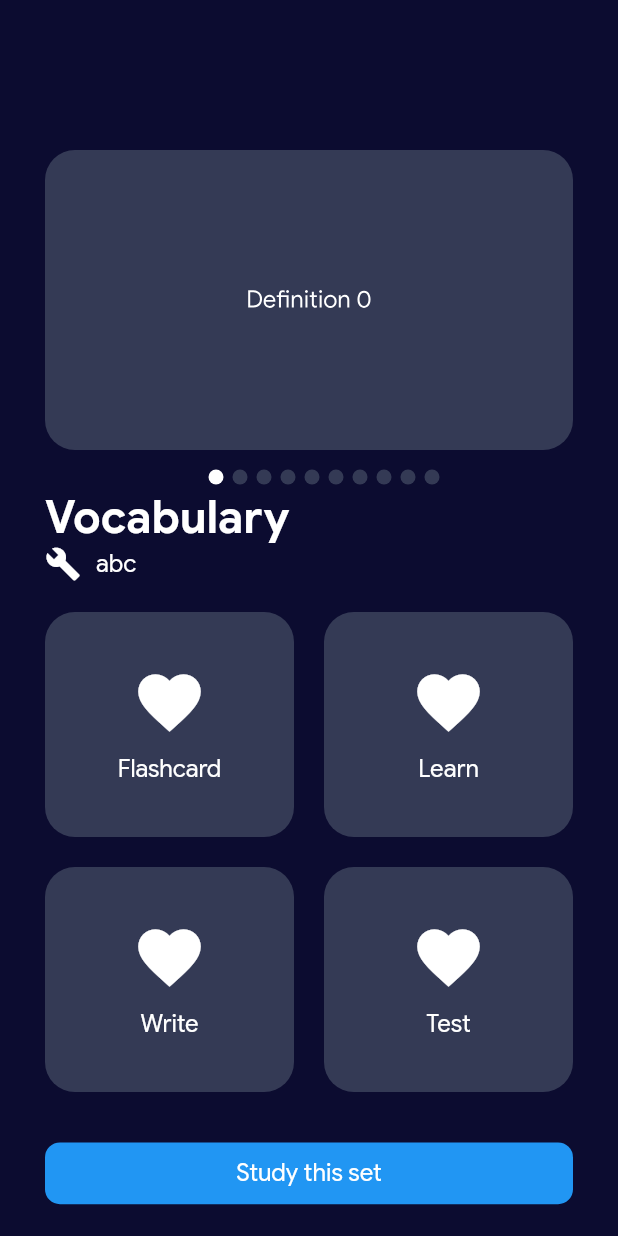
After one commit to vanh2604/quizlet-clone, a Flutter app: the DetailSetScreen screen opened directly, after a tap on an icon or button, on a phone screen of 412 x 824 dp. The commit adds this screen. Run offline on Flutter 3.47's test engine with Material 2 defaults, Android fonts, the phone set to English and light mode, and no system bars; our stand-ins replace auto_size_text, carousel_slider, page_transition; network calls fail.

Commit message:
set and detail_set

```diff
--- /dev/null
+++ b/lib/screens/set_screens/detail_set_screen.dart
@@ -0,0 +1,169 @@
+import 'dart:math';
+import 'package:flutter/material.dart';
+import 'package:quizlet/widgets/app_text.dart';
+import 'package:quizlet/widgets/flip_term_card.dart';
+import 'package:quizlet/widgets/learn_custom_button.dart';
+
+import '../../widgets/term_card.dart';
+
+class DetailSetScreen extends StatefulWidget {
+  const DetailSetScreen({Key? key}) : super(key: key);
+
+  @override
+  State<DetailSetScreen> createState() => _DetailSetScreenState();
+}
+
+class _DetailSetScreenState extends State<DetailSetScreen> {
+  late PageController _questionController;
+  int activeQuestion = 0;
+
+  @override
+  void initState() {
+    super.initState();
+    _questionController = PageController(viewportFraction: 0.8, initialPage: 1);
+  }
+
+  @override
+  Widget build(BuildContext context) {
+    // Fake data
+    final List<Map<String, dynamic>> _question = List.generate(10, (index) => {
+      'username': 'Person #$index',
+      'terms': Random().nextInt(100) + 1,
+      'title': 'Title $index',
+      'definition': 'Definition $index'
+    });
+
+    Map<String, dynamic> _setCard = {
+      'username' : 'abc',
+      'nameSet': 'Vocabulary',
+      'avatar': ''
+    };
+
+    return Scaffold(
+      backgroundColor: Color.fromRGBO(12, 12, 48, 1),
+      body: Column(
+        children: [
+          Container(
+            height: MediaQuery.of(context).size.height*0.9,
+            child: SingleChildScrollView(
+              child: Container(
+                padding: EdgeInsets.fromLTRB(30,100,10,30),
+                child: Column(
+                  crossAxisAlignment: CrossAxisAlignment.start,
+                  children: [
+                    // carousel card
+                    Container(
+                      height: 200,
+                      width: MediaQuery.of(context).size.width,
+                      child: GestureDetector(
+                        onTap: (){
+                          print(activeQuestion);
+                        },
+                        child: PageView.builder(
+                          itemCount: _question.length,
+                          pageSnapping: true,
+                          scrollDirection: Axis.horizontal,
+                          onPageChanged: (question) {
+                            setState(() {
+                              activeQuestion = question;
+                            });
+                          },
+                          itemBuilder: (BuildContext context, int index) {
+                            return AnimatedContainer(
+                              duration: Duration(milliseconds: 500),
+                              curve: Curves.easeInOutCubic,
+                              margin: EdgeInsets.only(right: 20),
+                              child: FlipTermCard(title: _question[activeQuestion]['title'], definition: _question[activeQuestion]['definition'],),
+                              // decoration: BoxDecoration(
+                              //   color: const Color.fromRGBO(52, 58, 85, 1),
+                              //   borderRadius: BorderRadius.circular(20),
+                              // ),
+                              // child: Column(
+                              //   mainAxisAlignment: MainAxisAlignment.center,
+                              //   children: [
+                              //     AppText(color: Colors.white, text: _question[activeQuestion]['title'],),
+                              //   ],
+                              // )
+
+                            );
+                          },
+                        ),
+                      ),
+                    ),
+                    SizedBox(height: 10,),
+
+                    // indicator
+                    Row(mainAxisAlignment: MainAxisAlignment.center, children: indicators(_question.length,activeQuestion)),
+
+                    //title of set
+                    AppText(text: _setCard['nameSet'], color: Colors.white, size: 30, isBold: true,),
+
+                    // username and number of terms
+                    Row(
+                      children: [
+                        Icon(Icons.build),
+                        SizedBox(width: 10,),
+                        AppText(text: _setCard["username"], color: Colors.white),
+                      ],
+                    ),
+
+                    // grid view learn button, using table
+                    Table(
+                      children: [
+                        TableRow(
+                            children: [
+                              LearnCustomButton(text: "Flashcard", icon: Icons.favorite),
+                              LearnCustomButton(text: "Learn", icon: Icons.favorite)
+                            ]
+                        ),
+                        TableRow(
+                            children: [
+                              LearnCustomButton(text: "Write", icon: Icons.favorite),
+                              LearnCustomButton(text: "Test", icon: Icons.favorite)
+                            ]
+                        )
+                      ],
+                    ),
+                    SizedBox(height: 20,),
+
+                    // Term line
+                    AppText(text: "Terms", color: Colors.white, isBold: true, size: 20,),
+                    SizedBox(height: 10,),
+
+                    //Terms card
+                    for (var q in _question) TermCard(title: q['title'], definition: q['definition'])
+
+
+                  ],
+                ),
+              ),
+            ),
+          ),
+          Container(
+            margin: EdgeInsets.only(left: 30, right: 30, top: 20),
+            height: MediaQuery.of(context).size.height*0.05,
+            width: MediaQuery.of(context).size.width,
+            decoration: BoxDecoration(
+              borderRadius: BorderRadius.circular(10),
+              color: Colors.blue
+            ),
+            child: Center(child: AppText(text: "Study this set", color: Colors.white,)),
+          )
+        ],
+      )
+    );
+  }
+}
+
+List<Widget> indicators(imagesLength, currentIndex) {
+  return List<Widget>.generate(imagesLength, (index) {
+    return Container(
+      margin: EdgeInsets.all(3),
+      width: 10,
+      height: 10,
+      decoration: BoxDecoration(
+          color: currentIndex == index ? Colors.white : const Color.fromRGBO(52, 58, 85, 1),
+          shape: BoxShape.circle),
+    );
+  });
+}
--- /dev/null
+++ b/lib/screens/set_screens/set_screen.dart
@@ -0,0 +1,40 @@
+import 'dart:math';
+
+import 'package:flutter/material.dart';
+import 'package:quizlet/widgets/app_text.dart';
+import 'package:quizlet/widgets/set_card.dart';
+import '../../utils/colors.dart';
+
+class SetScreen extends StatelessWidget {
+
+
+  SetScreen({Key? key}) : super(key: key);
+
+  @override
+  Widget build(BuildContext context) {
+    final List<Map<String, dynamic>> _setCard = List.generate(100, (index) => {
+      'username': 'Person #$index',
+      'terms': Random().nextInt(100) + 1,
+      'title': 'Title $index',
+    });
+
+    return Scaffold(
+      appBar: AppBar(
+        title: AppText(color: Colors.white, text: 'Sets',size: 35,),
+        centerTitle: false,
+        backgroundColor: Color.fromRGBO(12, 12, 48, 1),
+      ),
+      body: ListView.builder(
+        itemCount: _setCard.length,
+        itemBuilder: (BuildContext context, int index) {
+          return SetCard(
+              terms: _setCard[index]['terms'],
+              title: _setCard[index]['title'],
+              username: _setCard[index]['username'],
+          );
+        },
+      ),
+      backgroundColor: Color.fromRGBO(12, 12, 48, 1),
+    );
+  }
+}
--- a/lib/utils/colors.dart
+++ b/lib/utils/colors.dart
@@ -3,3 +3,4 @@ import 'package:flutter/material.dart';
 const standbyBackgroundColor = Color.fromRGBO(73, 86, 251, 1);
 const darkThemeColor = Color.fromRGBO(46, 55, 85, 1);
 const textColor = Color.fromRGBO(255, 255, 255, 0.8);
+const termTextColor = Color.fromRGBO(154, 159, 171, 1);
--- /dev/null
+++ b/lib/widgets/app_text.dart
@@ -0,0 +1,28 @@
+import 'package:flutter/material.dart';
+
+class AppText extends StatelessWidget {
+  double size;
+  final String text;
+  final Color color;
+  bool isBold;
+
+  AppText({Key? key,
+    required this.text,
+    required this.color,
+    this.size = 16,
+    this.isBold = false
+  }) : super(key: key);
+
+  @override
+  Widget build(BuildContext context) {
+    return Text(
+      text,
+      style: TextStyle(
+        fontFamily: 'GoogleSans',
+        color: color,
+        fontSize: size,
+        fontWeight: isBold? FontWeight.bold: FontWeight.normal
+      ),
+    );
+  }
+}
--- /dev/null
+++ b/lib/widgets/flip_term_card.dart
@@ -0,0 +1,84 @@
+import 'package:flutter/material.dart';
+import 'dart:math';
+import 'package:quizlet/widgets/app_text.dart';
+
+class FlipTermCard extends StatefulWidget {
+  final String title;
+  final String definition;
+
+  FlipTermCard({Key?key,
+    required this.title,
+    required this.definition
+  }):super(key:key);
+
+  @override
+  _FlipTermCard createState() => _FlipTermCard();
+}
+
+class _FlipTermCard extends State<FlipTermCard> {
+  bool isBack = true;
+  double angle = 0;
+
+  void _flip() {
+    setState(() {
+      angle = (angle + pi) % (2 * pi);
+    });
+  }
+
+  @override
+  Widget build(BuildContext context) {
+    return Container(
+          child: GestureDetector(
+            onTap: _flip,
+            child: TweenAnimationBuilder(
+                tween: Tween<double>(begin: 0, end: angle),
+                duration: Duration(milliseconds: 250),
+                builder: (BuildContext context, double val, __) {
+                  if (val >= (pi / 2)) {
+                    isBack = false;
+                  } else {
+                    isBack = true;
+                  }
+                  return Transform(
+                    alignment: Alignment.center,
+                    transform: Matrix4.identity()
+                      ..setEntry(3, 2, 0.001)
+                      ..rotateX(val),
+                    child: Container(
+                        width: MediaQuery.of(context).size.width,
+                        height: 200,
+                        child: isBack
+                            ? Container(
+                                decoration: BoxDecoration(
+                                    borderRadius: BorderRadius.circular(20.0),
+                                    color: const Color.fromRGBO(52, 58, 85, 1),),
+                                child: Center(
+                                  child: AppText(
+                                    color: Colors.white,
+                                    text: widget.title,
+                                  ),
+                                ),
+                              )
+                            : Transform(
+                                alignment: Alignment.center,
+                                transform: Matrix4.identity()..rotateX(pi),
+                                child: Container(
+                                  decoration: BoxDecoration(
+                                    borderRadius: BorderRadius.circular(20),
+                                    color: const Color.fromRGBO(52, 58, 85, 1),
+                                  ),
+                                  child: Center(
+                                      child: AppText(
+                                        color: Colors.white,
+                                        text: widget.definition,
+                                      )
+                                  ),
+                                ),
+                              ) //else we will display it here,
+                        ),
+                  );
+                }),
+          ),
+        );
+  }
+}
--- /dev/null
+++ b/lib/widgets/learn_custom_button.dart
@@ -0,0 +1,29 @@
+import 'package:flutter/material.dart';
+import 'package:quizlet/widgets/app_text.dart';
+
+class LearnCustomButton extends StatelessWidget {
+  final String text;
+  IconData icon;
+  LearnCustomButton({Key? key, required this.text, required this.icon}) : super(key: key);
+
+  @override
+  Widget build(BuildContext context) {
+    return Container(
+      margin: EdgeInsets.only(top: 20, right:20),
+      width: 100,
+      height: 150,
+      decoration: BoxDecoration(
+        borderRadius: BorderRadius.circular(20),
+        color: const Color.fromRGBO(52, 58, 85, 1),
+      ),
+      child: Column(
+        mainAxisAlignment: MainAxisAlignment.center,
+        children: [
+          Icon(icon, size: 50,),
+          SizedBox(height: 10,),
+          AppText(text: text, color: Colors.white)
+        ],
+      ),
+    );
+  }
+}
--- /dev/null
+++ b/lib/widgets/set_card.dart
@@ -0,0 +1,87 @@
+import 'package:flutter/material.dart';
+import 'package:quizlet/widgets/app_text.dart';
+
+import '../utils/colors.dart';
+class SetCard extends StatelessWidget {
+  final String title;
+  final String username;
+  double terms;
+  double width;
+  double height;
+  // thêm một biến để lưu ảnh thay cho icon
+
+  SetCard({Key? key,
+    required this.title,
+    required this.username,
+    this.terms = 0,
+    this.width = double.infinity,
+    this.height = 150,
+  }) : super(key: key);
+
+  @override
+  // Widget build(BuildContext context) {
+  //   return Container(
+  //     padding: const EdgeInsets.only(left: 20, top:5, bottom: 10),
+  //     width: width,
+  //     height: height,
+  //     decoration: BoxDecoration(
+  //       color: darkThemeColor,
+  //       border: Border.all(color: const Color.fromRGBO(52, 58, 85, 1)),
+  //       borderRadius: BorderRadius.circular(20)
+  //     ),
+  //     child: Column(
+  //       crossAxisAlignment: CrossAxisAlignment.start,
+  //       mainAxisAlignment: MainAxisAlignment.spaceEvenly,
+  //       children: [
+  //         AppText(text: title, color: textColor, size: 25),
+  //         //const SizedBox(height: 2,),
+  //         AppText(text: terms.toString()+" terms", color: termTextColor),
+  //         const SizedBox(height: 50,),
+  //         Row(
+  //           children: [
+  //             Icon(Icons.search),
+  //             const SizedBox(width: 10,),
+  //             AppText(text: title, color: textColor, size: 10,)
+  //           ],
+  //         ),
+  //       ],
+  //     ),
+  //   );
+  Widget build(BuildContext context) {
+    return Container(
+      margin: const EdgeInsets.fromLTRB(15, 0, 15, 5),
+      child: Column(
+        children: [
+          Card(
+            color: const Color.fromRGBO(52, 58, 85, 1),
+            shape: const RoundedRectangleBorder(
+              borderRadius: BorderRadius.all(Radius.circular(20))
+            ),
+            child: Column(
+              crossAxisAlignment: CrossAxisAlignment.start,
+              children: [
+                 ListTile(
+                  title: AppText(text: title, color: Colors.white, size:22.5),
+                   subtitle: AppText(text: terms.toString() + " terms", color: termTextColor, size:12.5),
+                ),
+                const SizedBox(height: 10,),
+                Padding(
+                  padding: const EdgeInsets.fromLTRB(12,0,0,10),
+                  child: Row(
+                    mainAxisAlignment: MainAxisAlignment.start,
+                    children: [
+                      Icon(Icons.search) , // Thay bằng ảnh
+                      const SizedBox(width: 10,),
+                      AppText(text: title, color: textColor, size: 13,)
+                    ],
+                  ),
+                )
+              ],
+            ),
+          ),
+        ],
+      ),
+    );
+  }
+
+}
--- /dev/null
+++ b/lib/widgets/term_card.dart
@@ -0,0 +1,56 @@
+import 'package:auto_size_text/auto_size_text.dart';
+import 'package:flutter/material.dart';
+
+class TermCard extends StatelessWidget {
+  final String title;
+  final String definition;
+  const TermCard({Key? key, required this.title, required this.definition}) : super(key: key);
+
+
+  @override
+  Widget build(BuildContext context) {
+    return Container(
+      margin: EdgeInsets.only(right: 20, bottom: 15),
+      //height: 100,
+      width: MediaQuery.of(context).size.width,
+      decoration: BoxDecoration(
+        borderRadius: BorderRadius.circular(20),
+        color: const Color.fromRGBO(52, 58, 85, 1),
+      ),
+      child: Container(
+        constraints: BoxConstraints(
+          maxHeight: double.infinity
+        ),
+        padding: EdgeInsets.only(left: 20, right: 20, top: 20, bottom: 20),
+        child: Column(
+          children: [
+            Row(
+              mainAxisAlignment: MainAxisAlignment.spaceBetween,
+              crossAxisAlignment: CrossAxisAlignment.start,
+              children: [
+                Container(
+                  width: MediaQuery.of(context).size.width*(0.6),
+                  child: AutoSizeText(
+                    title,
+                    style: TextStyle(fontSize: 20),
+                  ),
+                ),
+                Icon(Icons.favorite_border),
+
+              ],
+            ),
+            SizedBox(height: 10,),
+            Container(
+              width: MediaQuery.of(context).size.width,
+              child: AutoSizeText(
+                definition,
+                style: TextStyle(fontSize: 20),
+              ),
+            ),
+          ],
+        ),
+      ),
+
+    );
+  }
+}
--- a/pubspec.yaml
+++ b/pubspec.yaml
@@ -34,6 +34,7 @@ dependencies:
   # Use with the CupertinoIcons class for iOS style icons.
   cupertino_icons: ^1.0.2
   page_transition: ^2.0.5
+  auto_size_text: ^3.0.0
 
   #Extra
   carousel_slider: ^4.0.0
@@ -64,6 +65,7 @@ flutter:
   # To add assets to your application, add an assets section, like this:
   assets:
     - images/quizzy.png
+    - images/abc.jpg
   #   - images/a_dot_burr.jpeg
   #   - images/a_dot_ham.jpeg
   fonts:
```
Also changed, not shown: pubspec.lock.
